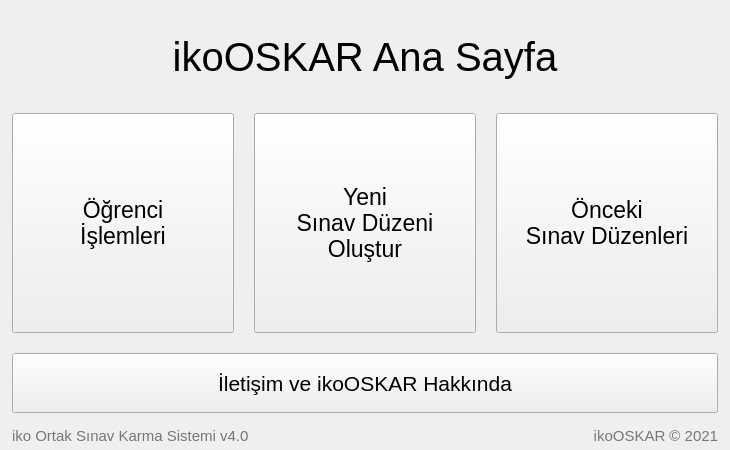
Qt form UI/MainPage/mainpage.ui (ikolomiko/ikooskar-qt) before a commit.
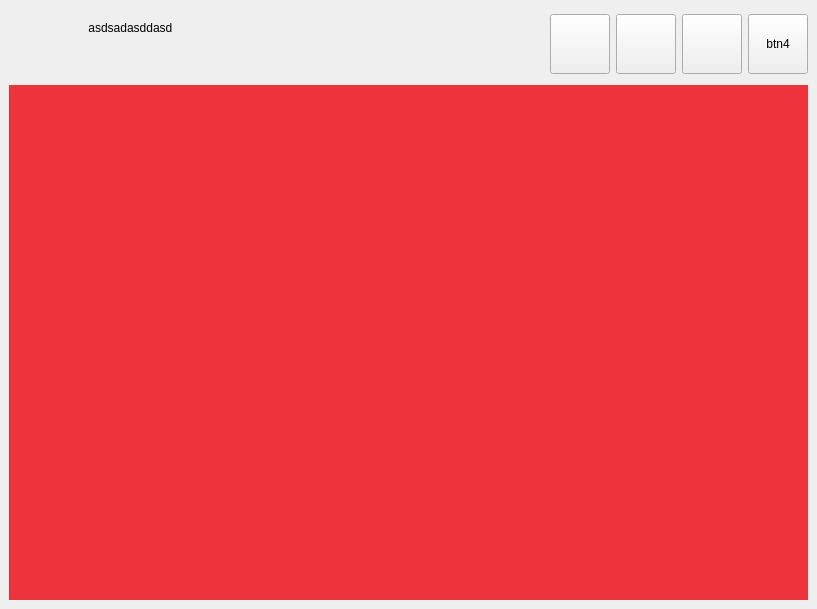
The same form after that commit. Icons and pictures are not drawn.

Commit message: Initial efforts on a renewed MainPage

```diff
--- a/UI/MainPage/mainpage.ui
+++ b/UI/MainPage/mainpage.ui
@@ -6,273 +6,270 @@
    <rect>
     <x>0</x>
     <y>0</y>
-    <width>730</width>
-    <height>450</height>
+    <width>817</width>
+    <height>609</height>
    </rect>
   </property>
-  <property name="sizePolicy">
-   <sizepolicy hsizetype="Fixed" vsizetype="Fixed">
-    <horstretch>0</horstretch>
-    <verstretch>0</verstretch>
-   </sizepolicy>
-  </property>
-  <property name="minimumSize">
-   <size>
-    <width>730</width>
-    <height>450</height>
-   </size>
-  </property>
-  <property name="maximumSize">
-   <size>
-    <width>730</width>
-    <height>450</height>
-   </size>
-  </property>
   <property name="windowTitle">
-   <string>ikoOSKAR Ana Sayfa</string>
-  </property>
-  <property name="windowIcon">
-   <iconset resource="../../resources.qrc">
-    <normaloff>:/assets/Icons-WhiteBG.ico</normaloff>:/assets/Icons-WhiteBG.ico</iconset>
-  </property>
-  <property name="autoFillBackground">
-   <bool>false</bool>
+   <string>MainWindow</string>
   </property>
   <widget class="QWidget" name="centralwidget">
-   <property name="autoFillBackground">
-    <bool>true</bool>
-   </property>
-   <property name="styleSheet">
-    <string notr="true"/>
-   </property>
-   <layout class="QVBoxLayout" name="verticalLayout">
+   <layout class="QVBoxLayout" name="verticalLayout_2">
+    <item>
+     <widget class="QFrame" name="frame">
+      <property name="frameShape">
+       <enum>QFrame::NoFrame</enum>
+      </property>
+      <property name="frameShadow">
+       <enum>QFrame::Plain</enum>
+      </property>
+      <property name="lineWidth">
+       <number>0</number>
+      </property>
+      <layout class="QHBoxLayout" name="horizontalLayout">
     <property name="spacing">
-     <number>10</number>
+        <number>6</number>
     </property>
     <property name="leftMargin">
-     <number>12</number>
+        <number>0</number>
     </property>
     <property name="topMargin">
      <number>0</number>
     </property>
     <property name="rightMargin">
-     <number>12</number>
+        <number>0</number>
     </property>
     <property name="bottomMargin">
-     <number>5</number>
+        <number>0</number>
     </property>
     <item>
-     <layout class="QGridLayout" name="gridLayout">
-      <property name="topMargin">
-       <number>20</number>
-      </property>
-      <property name="bottomMargin">
-       <number>0</number>
-      </property>
-      <property name="spacing">
-       <number>20</number>
-      </property>
-      <item row="1" column="1">
-       <widget class="QPushButton" name="btn_newscheme">
-        <property name="minimumSize">
-         <size>
-          <width>0</width>
-          <height>220</height>
-         </size>
-        </property>
-        <property name="font">
-         <font>
-          <pointsize>17</pointsize>
-         </font>
-        </property>
-        <property name="styleSheet">
-         <string notr="true"/>
-        </property>
-        <property name="text">
-         <string>Yeni 
-Sınav Düzeni
-Oluştur</string>
-        </property>
-        <property name="autoDefault">
-         <bool>false</bool>
-        </property>
-       </widget>
-      </item>
-      <item row="1" column="2">
-       <widget class="QPushButton" name="btn_history">
-        <property name="minimumSize">
-         <size>
-          <width>0</width>
-          <height>220</height>
-         </size>
-        </property>
-        <property name="font">
-         <font>
-          <pointsize>17</pointsize>
-         </font>
-        </property>
-        <property name="styleSheet">
-         <string notr="true"/>
-        </property>
-        <property name="text">
-         <string>Önceki 
-Sınav Düzenleri</string>
-        </property>
-       </widget>
-      </item>
-      <item row="1" column="0">
-       <widget class="QPushButton" name="btn_database">
-        <property name="minimumSize">
-         <size>
-          <width>0</width>
-          <height>220</height>
-         </size>
-        </property>
-        <property name="font">
-         <font>
-          <pointsize>17</pointsize>
-         </font>
-        </property>
-        <property name="styleSheet">
-         <string notr="true"/>
-        </property>
-        <property name="text">
-         <string>Öğrenci 
-İşlemleri</string>
-        </property>
-        <property name="default">
-         <bool>false</bool>
-        </property>
-        <property name="flat">
-         <bool>false</bool>
-        </property>
-       </widget>
-      </item>
-      <item row="2" column="0" colspan="3">
-       <widget class="QPushButton" name="btn_help">
-        <property name="minimumSize">
-         <size>
-          <width>0</width>
-          <height>60</height>
-         </size>
-        </property>
-        <property name="font">
-         <font>
-          <pointsize>16</pointsize>
-         </font>
-        </property>
-        <property name="text">
-         <string>İletişim ve ikoOSKAR Hakkında</string>
-        </property>
-       </widget>
-      </item>
-      <item row="0" column="0" colspan="3">
        <widget class="QLabel" name="label">
+         <property name="sizePolicy">
+          <sizepolicy hsizetype="Preferred" vsizetype="Preferred">
+           <horstretch>0</horstretch>
+           <verstretch>2</verstretch>
+          </sizepolicy>
+         </property>
         <property name="minimumSize">
          <size>
-          <width>0</width>
+           <width>70</width>
           <height>70</height>
          </size>
         </property>
         <property name="maximumSize">
          <size>
-          <width>1028</width>
-          <height>100</height>
-         </size>
-        </property>
-        <property name="font">
-         <font>
-          <pointsize>30</pointsize>
-         </font>
-        </property>
+           <width>90</width>
+           <height>90</height>
+          </size>
+         </property>
         <property name="text">
-         <string>ikoOSKAR Ana Sayfa</string>
-        </property>
-        <property name="scaledContents">
+          <string>&lt;module icon&gt;</string>
+         </property>
+         <property name="wordWrap">
          <bool>true</bool>
         </property>
-        <property name="alignment">
-         <set>Qt::AlignCenter</set>
-        </property>
-        <property name="margin">
-         <number>0</number>
-        </property>
-       </widget>
-      </item>
+        </widget>
+       </item>
+       <item>
+        <layout class="QVBoxLayout" name="verticalLayout">
+         <item>
+          <widget class="QLabel" name="label_2">
+           <property name="sizePolicy">
+            <sizepolicy hsizetype="Preferred" vsizetype="Preferred">
+             <horstretch>0</horstretch>
+             <verstretch>2</verstretch>
+            </sizepolicy>
+           </property>
+           <property name="maximumSize">
+            <size>
+             <width>16777215</width>
+             <height>30</height>
+            </size>
+           </property>
+           <property name="text">
+            <string>&lt;module name&gt; asdsadasddasd</string>
+           </property>
+          </widget>
+         </item>
+         <item>
+          <widget class="QLabel" name="label_3">
+           <property name="sizePolicy">
+            <sizepolicy hsizetype="Preferred" vsizetype="Preferred">
+             <horstretch>0</horstretch>
+             <verstretch>1</verstretch>
+            </sizepolicy>
+           </property>
+           <property name="maximumSize">
+            <size>
+             <width>16777215</width>
+             <height>20</height>
+            </size>
+           </property>
+           <property name="text">
+            <string>&lt;description&gt;</string>
+           </property>
+          </widget>
+         </item>
      </layout>
     </item>
     <item>
-     <layout class="QHBoxLayout" name="horizontalLayout">
-      <property name="spacing">
-       <number>0</number>
-      </property>
+        <spacer name="horizontalSpacer">
+         <property name="orientation">
+          <enum>Qt::Horizontal</enum>
+         </property>
+         <property name="sizeHint" stdset="0">
+          <size>
+           <width>40</width>
+           <height>20</height>
+          </size>
+         </property>
+        </spacer>
+       </item>
       <item>
-       <widget class="QLabel" name="label_version">
+        <widget class="QPushButton" name="pushButton">
         <property name="sizePolicy">
-         <sizepolicy hsizetype="Preferred" vsizetype="Preferred">
+          <sizepolicy hsizetype="Maximum" vsizetype="Maximum">
           <horstretch>0</horstretch>
           <verstretch>0</verstretch>
          </sizepolicy>
         </property>
         <property name="minimumSize">
          <size>
-          <width>0</width>
-          <height>22</height>
+           <width>60</width>
+           <height>60</height>
          </size>
         </property>
         <property name="maximumSize">
          <size>
-          <width>16777215</width>
-          <height>22</height>
-         </size>
-        </property>
-        <property name="font">
-         <font>
-          <pointsize>11</pointsize>
-         </font>
-        </property>
-        <property name="styleSheet">
-         <string notr="true">color:  rgb(119, 118, 123)</string>
-        </property>
+           <width>60</width>
+           <height>60</height>
+          </size>
+         </property>
+         <property name="text">
+          <string/>
+         </property>
+         <property name="icon">
+          <iconset resource="../../resources.qrc">
+           <normaloff>:/assets/Icon-Circular-WhiteBG.png</normaloff>:/assets/Icon-Circular-WhiteBG.png</iconset>
+         </property>
+         <property name="iconSize">
+          <size>
+           <width>45</width>
+           <height>45</height>
+          </size>
+         </property>
+        </widget>
+       </item>
+       <item>
+        <widget class="QPushButton" name="pushButton_2">
+         <property name="sizePolicy">
+          <sizepolicy hsizetype="Maximum" vsizetype="Maximum">
+           <horstretch>0</horstretch>
+           <verstretch>0</verstretch>
+          </sizepolicy>
+         </property>
+         <property name="minimumSize">
+          <size>
+           <width>60</width>
+           <height>60</height>
+          </size>
+         </property>
+         <property name="maximumSize">
+          <size>
+           <width>60</width>
+           <height>60</height>
+          </size>
+         </property>
         <property name="text">
-         <string>iko Ortak Sınav Karma Sistemi v4.0</string>
-        </property>
-        <property name="alignment">
-         <set>Qt::AlignBottom|Qt::AlignLeading|Qt::AlignLeft</set>
-        </property>
+          <string/>
+         </property>
+         <property name="icon">
+          <iconset resource="../../resources.qrc">
+           <normaloff>:/assets/Icon-Circular.png</normaloff>:/assets/Icon-Circular.png</iconset>
+         </property>
+         <property name="iconSize">
+          <size>
+           <width>45</width>
+           <height>45</height>
+          </size>
+         </property>
        </widget>
       </item>
       <item>
-       <widget class="QLabel" name="label_copyright">
+        <widget class="QPushButton" name="pushButton_3">
+         <property name="sizePolicy">
+          <sizepolicy hsizetype="Maximum" vsizetype="Maximum">
+           <horstretch>0</horstretch>
+           <verstretch>0</verstretch>
+          </sizepolicy>
+         </property>
         <property name="minimumSize">
          <size>
-          <width>0</width>
-          <height>22</height>
+           <width>60</width>
+           <height>60</height>
          </size>
         </property>
         <property name="maximumSize">
          <size>
-          <width>16777215</width>
-          <height>22</height>
-         </size>
-        </property>
-        <property name="font">
-         <font>
-          <pointsize>11</pointsize>
-         </font>
-        </property>
-        <property name="styleSheet">
-         <string notr="true">color:  rgb(119, 118, 123)</string>
-        </property>
-        <property name="text">
-         <string>ikoOSKAR © 2021</string>
-        </property>
-        <property name="alignment">
-         <set>Qt::AlignBottom|Qt::AlignRight|Qt::AlignTrailing</set>
-        </property>
+           <width>60</width>
+           <height>60</height>
+          </size>
+         </property>
+         <property name="text">
+          <string/>
+         </property>
+         <property name="icon">
+          <iconset resource="../../resources.qrc">
+           <normaloff>:/assets/Icon-WhiteBGx128.png</normaloff>:/assets/Icon-WhiteBGx128.png</iconset>
+         </property>
+         <property name="iconSize">
+          <size>
+           <width>45</width>
+           <height>45</height>
+          </size>
+         </property>
+        </widget>
+       </item>
+       <item>
+        <widget class="QPushButton" name="pushButton_4">
+         <property name="sizePolicy">
+          <sizepolicy hsizetype="Maximum" vsizetype="Maximum">
+           <horstretch>0</horstretch>
+           <verstretch>0</verstretch>
+          </sizepolicy>
+         </property>
+         <property name="minimumSize">
+          <size>
+           <width>60</width>
+           <height>60</height>
+          </size>
+         </property>
+         <property name="maximumSize">
+          <size>
+           <width>60</width>
+           <height>60</height>
+          </size>
+         </property>
+         <property name="text">
+          <string>btn4</string>
+         </property>
        </widget>
       </item>
      </layout>
+     </widget>
+    </item>
+    <item>
+     <widget class="QWidget" name="widget" native="true">
+      <property name="sizePolicy">
+       <sizepolicy hsizetype="Preferred" vsizetype="Preferred">
+        <horstretch>0</horstretch>
+        <verstretch>1</verstretch>
+       </sizepolicy>
+      </property>
+      <property name="styleSheet">
+       <string notr="true">background-color: rgb(237, 51, 59)</string>
+      </property>
+     </widget>
     </item>
    </layout>
   </widget>
```
Lines whose indentation alone changed are shown as unchanged. The commit also changes 2 other files.
